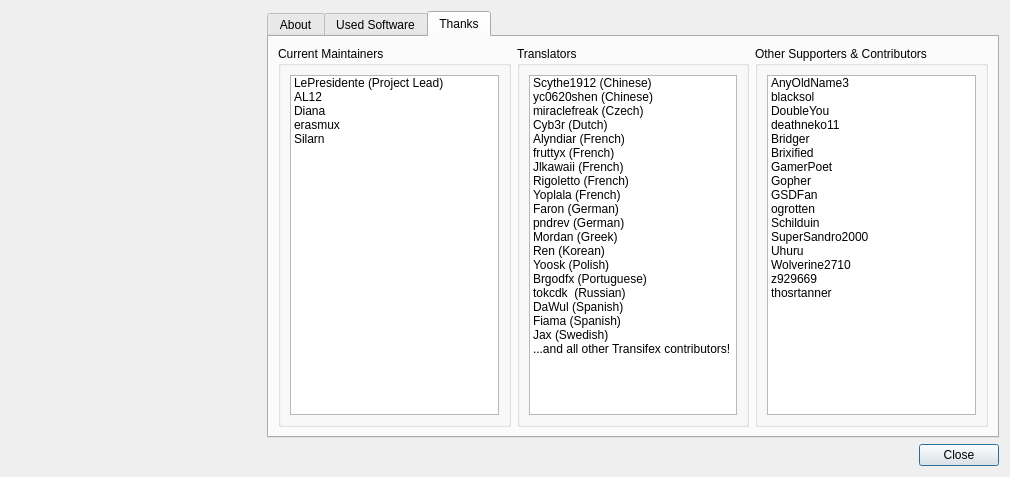
The window that modorganizer/src/aboutdialog.ui (Holt59/mo2-merge) describes before a commit, drawn with Qt 5.
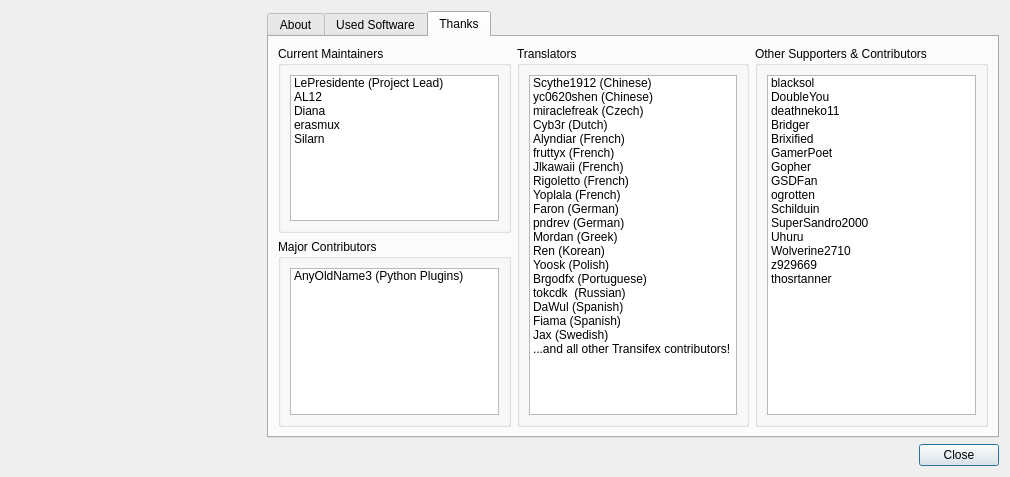
The same window after the commit. The open tabs and pages were chosen to show the change. Icons and pictures are not drawn.

Commit message: [modorganizer] Update the about dialog

```diff
--- a/modorganizer/src/aboutdialog.ui
+++ b/modorganizer/src/aboutdialog.ui
@@ -153,8 +153,8 @@
         <attribute name="title">
          <string>Thanks</string>
         </attribute>
-        <layout class="QHBoxLayout" name="horizontalLayout_3">
-         <item>
+        <layout class="QGridLayout" name="gridLayout_0">
+         <item row="0" column="0">
           <widget class="QGroupBox" name="groupBox">
            <property name="title">
             <string>Current Maintainers</string>
@@ -195,9 +195,30 @@
            </layout>
           </widget>
          </item>
-         <item>
+         <item row="1" column="0">
           <widget class="QGroupBox" name="groupBox_2">
            <property name="title">
+            <string>Major Contributors</string>
+           </property>
+           <layout class="QVBoxLayout" name="verticalLayout_7" stretch="0">
+            <item>
+             <widget class="QListWidget" name="listWidget_2">
+              <property name="selectionMode">
+               <enum>QAbstractItemView::NoSelection</enum>
+              </property>
+              <item>
+               <property name="text">
+                <string notr="true">AnyOldName3 (Python Plugins)</string>
+               </property>
+              </item>
+             </widget>
+            </item>
+           </layout>
+          </widget>
+         </item>
+         <item row="0" column="1" rowspan="2">
+          <widget class="QGroupBox" name="groupBox_3">
+           <property name="title">
             <string>Translators</string>
            </property>
            <layout class="QVBoxLayout" name="verticalLayout_6">
@@ -317,8 +338,8 @@
            </layout>
           </widget>
          </item>
-         <item>
-          <widget class="QGroupBox" name="groupBox_3">
+         <item row="0" column="2" rowspan="2">
+          <widget class="QGroupBox" name="groupBox_4">
            <property name="title">
             <string>Other Supporters &amp;&amp; Contributors</string>
            </property>
@@ -328,11 +349,6 @@
               <property name="selectionMode">
                <enum>QAbstractItemView::NoSelection</enum>
               </property>
-              <item>
-               <property name="text">
-                <string notr="true">AnyOldName3</string>
-               </property>
-              </item>
               <item>
                <property name="text">
                 <string notr="true">blacksol</string>
```
Left out of the diff: 4 changed lines with no effect on the pictures. The commit also changes 1 other file.
